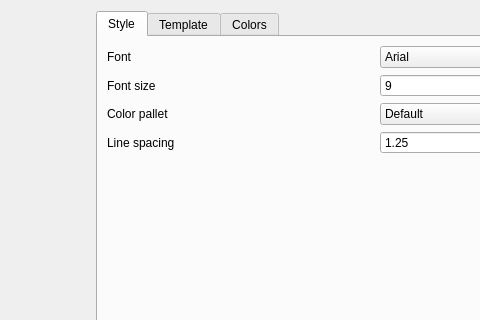
Old version of the form qt-ui/templateedit.ui in the repository subsurface/subsurface; both pictures show x 101 to 581 and y 0 to 320 of the 770 by 433 pixel window.
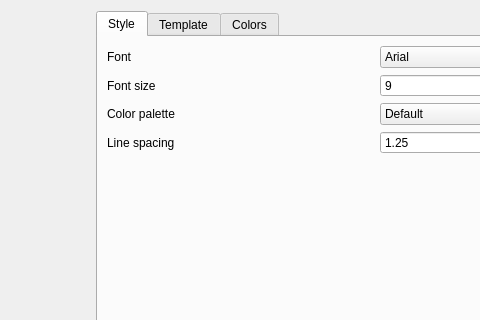
New version of the form.

Commit message: Style & spelling changes to printing

```diff
--- a/qt-ui/templateedit.ui
+++ b/qt-ui/templateedit.ui
@@ -162,7 +162,7 @@
              <item>
               <widget class="QLabel" name="colorpalette_label">
                <property name="text">
-                <string>Color pallet</string>
+                <string>Color palette</string>
                </property>
               </widget>
              </item>
```
Left out of the diff: 2 changed lines with no effect on the pictures. The commit also changes 1 other file.
